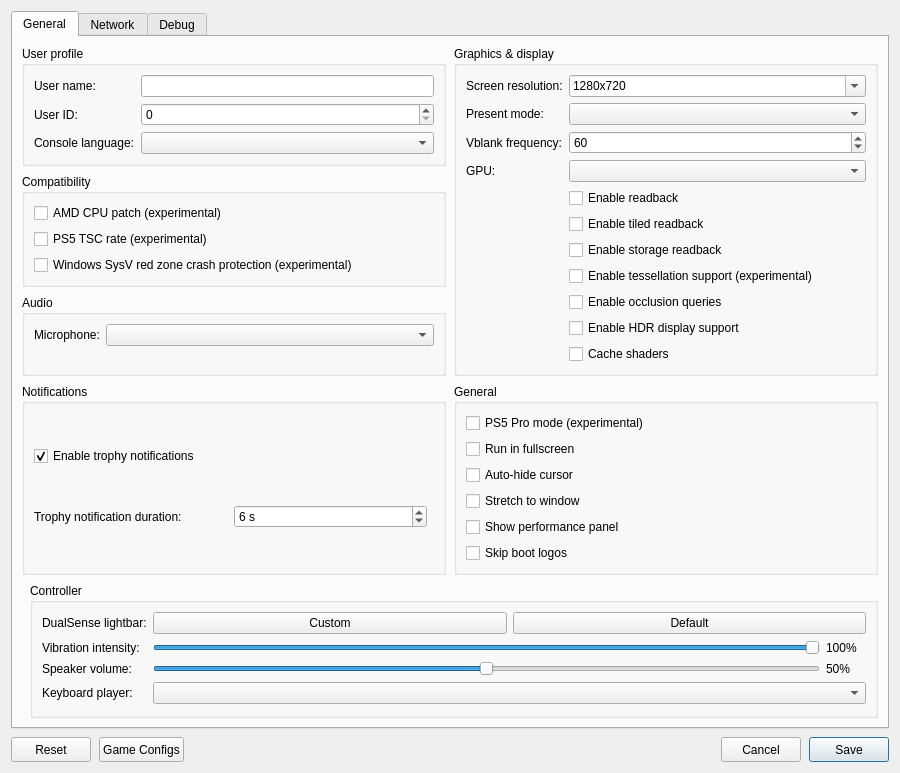
This is src/launcher/forms/configuration_edit_dialog.ui in mohamed-rekiba/KytyPS5 as Qt 5 draws it before an edit. The edited form follows.
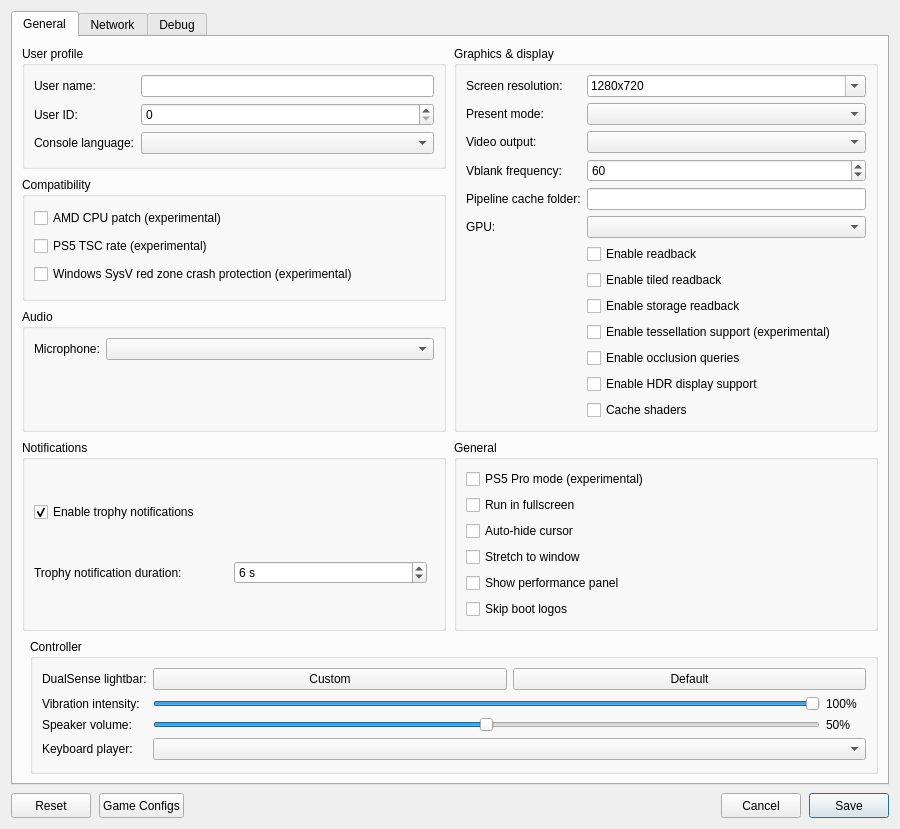
This is the edited form. Custom widgets are drawn as their Qt base class.

What changed in the file:
```diff
--- a/src/launcher/forms/configuration_edit_dialog.ui
+++ b/src/launcher/forms/configuration_edit_dialog.ui
@@ -139,11 +139,21 @@
              </widget>
             </item>
             <item row="2" column="0">
+             <widget class="QLabel" name="label_video_out_resolution">
+              <property name="text"><string>Video output:</string></property>
+             </widget>
+            </item>
+            <item row="2" column="1">
+             <widget class="QComboBox" name="comboBox_video_out_resolution">
+              <property name="toolTip"><string>The output resolution the console reports to games, which render at it. Title: 4K unless the game may detect a smaller output</string></property>
+             </widget>
+            </item>
+            <item row="3" column="0">
              <widget class="QLabel" name="label_vblank_frequency">
               <property name="text"><string>Vblank frequency:</string></property>
              </widget>
             </item>
-            <item row="2" column="1">
+            <item row="3" column="1">
              <widget class="QSpinBox" name="spinBox_vblank_frequency">
               <property name="toolTip"><string>Virtual display refresh rate used for frame pacing</string></property>
               <property name="minimum"><number>30</number></property>
@@ -152,52 +162,63 @@
              </widget>
             </item>
             <item row="4" column="0">
+             <widget class="QLabel" name="label_pipeline_cache_folder">
+              <property name="text"><string>Pipeline cache folder:</string></property>
+             </widget>
+            </item>
+            <item row="4" column="1">
+             <widget class="QLineEdit" name="lineEdit_pipeline_cache_folder">
+              <property name="toolTip"><string>Folder for the pipeline and program lists of each game. Empty: the user&apos;s cache folder</string></property>
+              <property name="clearButtonEnabled"><bool>true</bool></property>
+             </widget>
+            </item>
+            <item row="5" column="0">
              <widget class="QLabel" name="label_gpu">
               <property name="text"><string>GPU:</string></property>
              </widget>
             </item>
-            <item row="4" column="1">
+            <item row="5" column="1">
              <widget class="QComboBox" name="comboBox_gpu">
               <property name="toolTip"><string>Graphics device used by the emulator</string></property>
              </widget>
             </item>
-            <item row="5" column="1">
+            <item row="6" column="1">
              <widget class="QCheckBox" name="checkBox_readback">
               <property name="toolTip"><string>Read back writable linear images</string></property>
               <property name="text"><string>Enable readback</string></property>
              </widget>
             </item>
-            <item row="6" column="1">
+            <item row="7" column="1">
              <widget class="QCheckBox" name="checkBox_readback_tiled">
               <property name="toolTip"><string>Read back small writable tiled images</string></property>
               <property name="text"><string>Enable tiled readback</string></property>
              </widget>
             </item>
-            <item row="7" column="1">
+            <item row="8" column="1">
              <widget class="QCheckBox" name="checkBox_readback_storage">
               <property name="toolTip"><string>Read back shader-written images when the game flushes the GPU cache for the CPU. Images from linear and tiled readback are read back then too.</string></property>
               <property name="text"><string>Enable storage readback</string></property>
              </widget>
             </item>
-            <item row="8" column="1">
+            <item row="9" column="1">
              <widget class="QCheckBox" name="checkBox_tessellation">
               <property name="toolTip"><string>Draw tessellated geometry. Disabled by default; unsupported tessellation may cause crashes.</string></property>
               <property name="text"><string>Enable tessellation support (experimental)</string></property>
              </widget>
             </item>
-            <item row="9" column="1">
+            <item row="10" column="1">
              <widget class="QCheckBox" name="checkBox_occlusion_queries">
               <property name="toolTip"><string>Count the samples of occlusion queries on the GPU, so hidden lights and objects stay hidden. Costs some performance.</string></property>
               <property name="text"><string>Enable occlusion queries</string></property>
              </widget>
             </item>
-            <item row="10" column="1">
+            <item row="11" column="1">
              <widget class="QCheckBox" name="checkBox_hdr">
               <property name="toolTip"><string>Enable HDR10 output for supported games. Requires HDR enabled on the host display.</string></property>
               <property name="text"><string>Enable HDR display support</string></property>
              </widget>
             </item>
-            <item row="11" column="1">
+            <item row="12" column="1">
              <widget class="QCheckBox" name="checkBox_shader_cache">
               <property name="toolTip"><string>Save compiled shaders and pipelines per game and load them at startup.</string></property>
               <property name="text"><string>Cache shaders</string></property>
```
